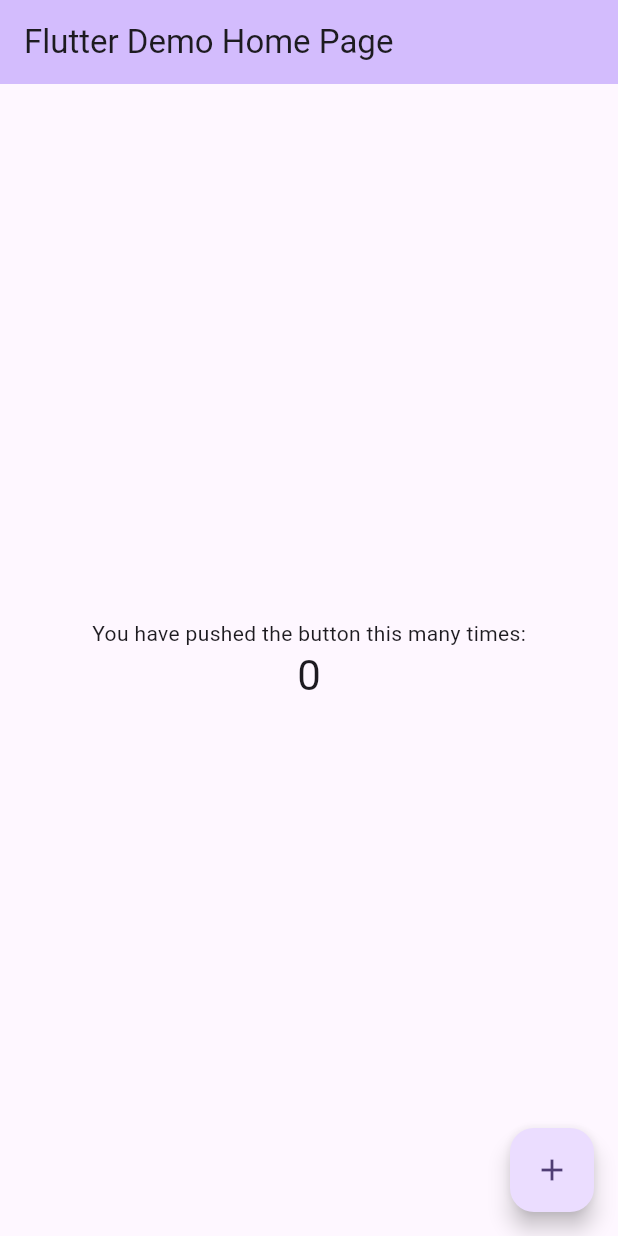
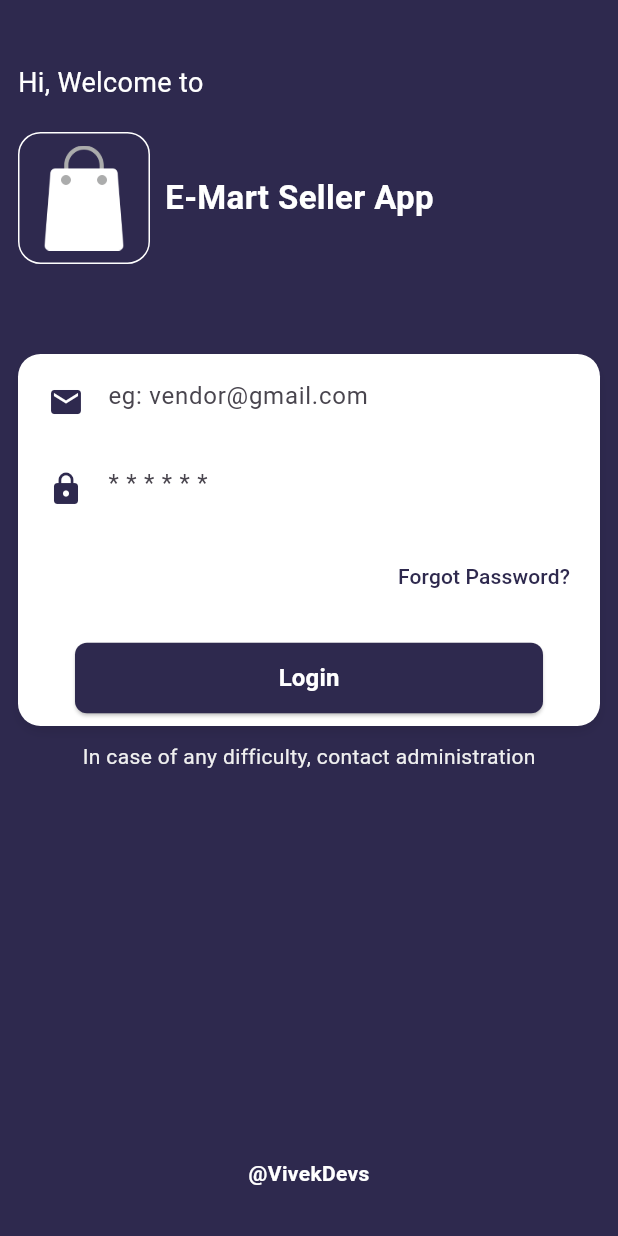
Before and after one commit to Vivek19915/e_mart_seller_app, a Flutter app: the screen it shows after launch, on a phone screen of 412 x 824 dp. Run offline on Flutter 3.47's test engine with Material 2 defaults, Android fonts, the light colour scheme and no system bars; our stand-ins replace firebase_core, get, velocity_x; accounts and stored records are empty.

Commit message:
home screen and login screen UI

```diff
--- a/lib/const/const.dart
+++ b/lib/const/const.dart
@@ -3,3 +3,4 @@ export './lists.dart';
 export './strings.dart';
 export 'package:velocity_x/velocity_x.dart';
 export 'package:flutter/material.dart';
+export 'images.dart';
--- a/lib/const/strings.dart
+++ b/lib/const/strings.dart
@@ -3,6 +3,12 @@ const appname = "E-Mart Seller App",
       welcome = "Hi, Welcome to",
       email = "Email",
       password = "Password",
-      forgotPassword = "Forgot Password",
+      forgotPassword = "Forgot Password?",
       anyProblem = "In case of any difficulty, contact administration",
-      credit = "@VivekDevs";
+      credit = "@VivekDevs",
+      emailHint  = "eg: vendor@gmail.com",
+      passHint = "* * * * * *",
+      dashboard = "Dashboard",
+      orders = "Orders",
+      products = "Products",
+      settings = "Settings";
--- /dev/null
+++ b/lib/controllers/home_controllers.dart
@@ -0,0 +1,5 @@
+import 'package:get/get.dart';
+
+class HomeCotroller extends GetxController{
+  var navIndex = 0.obs;
+}
--- a/lib/main.dart
+++ b/lib/main.dart
@@ -1,5 +1,9 @@
+import 'package:e_mart_seller_app/views/auth_screen/login_screen.dart';
 import 'package:firebase_core/firebase_core.dart';
 import 'package:flutter/material.dart';
+import 'package:get/get_navigation/src/root/get_material_app.dart';
+
+import 'const/strings.dart';
 
 void main() async{
   WidgetsFlutterBinding.ensureInitialized();
@@ -13,102 +17,19 @@ class MyApp extends StatelessWidget {
 
   @override
   Widget build(BuildContext context) {
-    return MaterialApp(
+    return GetMaterialApp(
       debugShowCheckedModeBanner: false,
-      title: 'Flutter Demo',
+      title: appname,
       theme: ThemeData(
+        appBarTheme: AppBarTheme(
+          backgroundColor: Colors.transparent,
+          elevation: 0.0,
+        ),
         colorScheme: ColorScheme.fromSeed(seedColor: Colors.deepPurple),
         useMaterial3: true,
       ),
-      home: const MyHomePage(title: 'Flutter Demo Home Page'),
+      home: LoginScreen(),
+
     );
   }
 }
-
-class MyHomePage extends StatefulWidget {
-  const MyHomePage({super.key, required this.title});
-
-  // This widget is the home page of your application. It is stateful, meaning
-  // that it has a State object (defined below) that contains fields that affect
-  // how it looks.
-
-  // This class is the configuration for the state. It holds the values (in this
-  // case the title) provided by the parent (in this case the App widget) and
-  // used by the build method of the State. Fields in a Widget subclass are
-  // always marked "final".
-
-  final String title;
-
-  @override
-  State<MyHomePage> createState() => _MyHomePageState();
-}
-
-class _MyHomePageState extends State<MyHomePage> {
-  int _counter = 0;
-
-  void _incrementCounter() {
-    setState(() {
-      // This call to setState tells the Flutter framework that something has
-      // changed in this State, which causes it to rerun the build method below
-      // so that the display can reflect the updated values. If we changed
-      // _counter without calling setState(), then the build method would not be
-      // called again, and so nothing would appear to happen.
-      _counter++;
-    });
-  }
-
-  @override
-  Widget build(BuildContext context) {
-    // This method is rerun every time setState is called, for instance as done
-    // by the _incrementCounter method above.
-    //
-    // The Flutter framework has been optimized to make rerunning build methods
-    // fast, so that you can just rebuild anything that needs updating rather
-    // than having to individually change instances of widgets.
-    return Scaffold(
-      appBar: AppBar(
-        // TRY THIS: Try changing the color here to a specific color (to
-        // Colors.amber, perhaps?) and trigger a hot reload to see the AppBar
-        // change color while the other colors stay the same.
-        backgroundColor: Theme.of(context).colorScheme.inversePrimary,
-        // Here we take the value from the MyHomePage object that was created by
-        // the App.build method, and use it to set our appbar title.
-        title: Text(widget.title),
-      ),
-      body: Center(
-        // Center is a layout widget. It takes a single child and positions it
-        // in the middle of the parent.
-        child: Column(
-          // Column is also a layout widget. It takes a list of children and
-          // arranges them vertically. By default, it sizes itself to fit its
-          // children horizontally, and tries to be as tall as its parent.
-          //
-          // Column has various properties to control how it sizes itself and
-          // how it positions its children. Here we use mainAxisAlignment to
-          // center the children vertically; the main axis here is the vertical
-          // axis because Columns are vertical (the cross axis would be
-          // horizontal).
-          //
-          // TRY THIS: Invoke "debug painting" (choose the "Toggle Debug Paint"
-          // action in the IDE, or press "p" in the console), to see the
-          // wireframe for each widget.
-          mainAxisAlignment: MainAxisAlignment.center,
-          children: <Widget>[
-            const Text(
-              'You have pushed the button this many times:',
-            ),
-            Text(
-              '$_counter',
-              style: Theme.of(context).textTheme.headlineMedium,
-            ),
-          ],
-        ),
-      ),
-      floatingActionButton: FloatingActionButton(
-        onPressed: _incrementCounter,
-        tooltip: 'Increment',
-        child: const Icon(Icons.add),
-      ), // This trailing comma makes auto-formatting nicer for build methods.
-    );
-  }
-}
--- a/lib/views/auth_screen/login_screen.dart
+++ b/lib/views/auth_screen/login_screen.dart
@@ -0,0 +1,68 @@
+import 'package:e_mart_seller_app/const/const.dart';
+import 'package:e_mart_seller_app/views/home_screen/home.dart';
+import 'package:e_mart_seller_app/widgets/normal_text.dart';
+import 'package:e_mart_seller_app/widgets/our_button.dart';
+import 'package:get/route_manager.dart';
+import 'package:get/utils.dart';
+
+class LoginScreen extends StatelessWidget {
+  const LoginScreen({super.key});
+
+  @override
+  Widget build(BuildContext context) {
+    return Scaffold(
+      backgroundColor: purpleColor,
+      body: SafeArea(
+        child: Column(
+          crossAxisAlignment: CrossAxisAlignment.start,
+          children: [
+            30.heightBox,
+            normalText(text: welcome,size: 18.0),
+            20.heightBox,
+            Row(
+              children: [
+                Image.asset(icLogo,width: 70,height: 70,).box.border(color: Colors.white).rounded.padding(EdgeInsets.all(8)).make(),
+                10.widthBox,
+                boldText(text: appname,size: 22.0),
+              ],
+            ),
+            60.heightBox,
+            Column(
+              children: [
+                TextFormField(
+                  decoration: InputDecoration(
+                    prefixIcon: Icon(Icons.mail,color: purpleColor,),
+                    border: InputBorder.none,
+                    hintText: emailHint,
+
+                  ),
+                ),
+                10.heightBox,
+                TextFormField(
+                  decoration: InputDecoration(
+                    prefixIcon: Icon(Icons.lock,color: purpleColor,),
+                    border: InputBorder.none,
+                    hintText: passHint,
+
+                  ),
+                ),
+                10.heightBox,
+                Align(alignment:Alignment.centerRight,child: TextButton(onPressed: (){}, child: normalText(text: forgotPassword,color: purpleColor))),
+                20.heightBox,
+                ourButton(title: login,onPress: (){Get.to(()=>Home());}).box.width(context.screenWidth-100).make()
+              ],
+            ).box.white.rounded.outerShadowMd.padding(EdgeInsets.all(8)).make(),
+
+            10.heightBox,
+            Center(child: normalText(text: anyProblem,color: lightGrey)),
+            Spacer(),
+            boldText(text: credit).box.makeCentered(),
+            20.heightBox
+
+          ],
+        ).box.padding(EdgeInsets.all(12)).make(),
+      ),
+
+    );
+  }
+}
--- /dev/null
+++ b/lib/widgets/normal_text.dart
@@ -0,0 +1,11 @@
+
+import 'package:e_mart_seller_app/const/const.dart';
+
+Widget normalText({text,color = white,size=14.0}){
+  return text.toString().text.color(color).size(size).make();
+}
+
+
+Widget boldText({text,color = white,size=14.0}){
+  return text.toString().text.semiBold.size(size).color(color).make();
+}
--- /dev/null
+++ b/lib/widgets/our_button.dart
@@ -0,0 +1,13 @@
+import 'package:e_mart_seller_app/const/const.dart';
+
+Widget ourButton({title,color = purpleColor,onPress}){
+  return ElevatedButton(
+    style: ElevatedButton.styleFrom(
+      primary: color,
+      padding: EdgeInsets.all(12),
+      shape: RoundedRectangleBorder(borderRadius: BorderRadius.circular(8))
+    ),
+      onPressed: onPress,
+      child: title.toString().text.semiBold.size(16).color(Colors.white).make()
+  );
+}
```
Also changed, not shown: lib/const/images.dart (added, +12 -0 lines), lib/views/home_screen/home.dart (added, +58 -0 lines), lib/views/home_screen/home_screen.dart (added, +12 -0 lines), lib/views/orders_screen/orders_screen.dart (added, +12 -0 lines), lib/views/products_screen/product_screen.dart (added, +12 -0 lines), lib/views/profile_screen/profile_screen.dart (added, +12 -0 lines).
